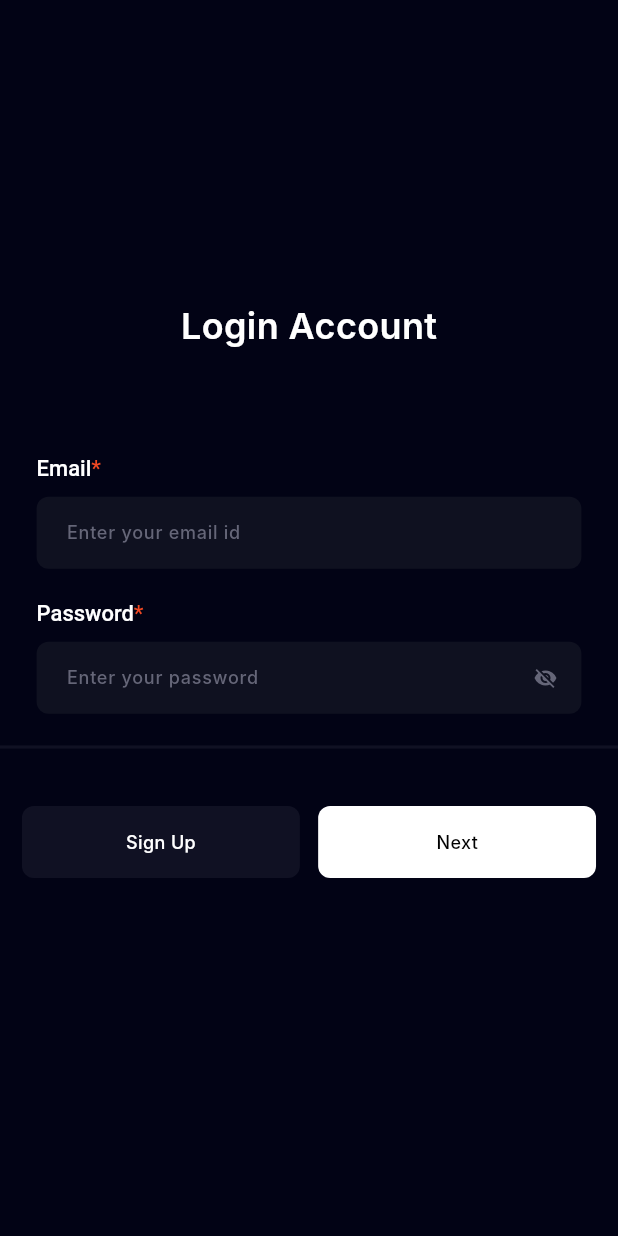
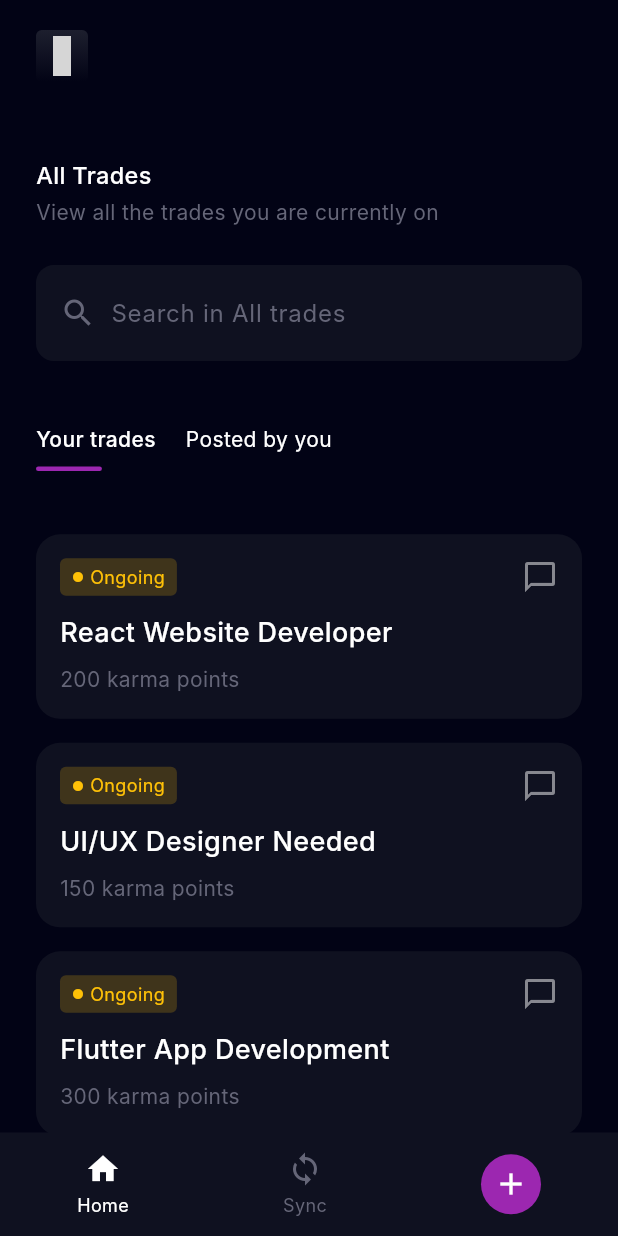
Before and after one commit to CookethOrg/Karma-Kart, a Flutter app: the screen it shows after launch, on a phone screen of 412 x 824 dp. Run offline on Flutter 3.47's test engine with Material 3 defaults, Android fonts, the phone set to English and light mode, and no system bars; our stand-ins replace flutter_dotenv, flutter_screenutil, image_picker, supabase_flutter; missing offline and left inert: dart:ffi, radix_icons; accounts and stored records are empty; Roboto replaces fonts that are missing (Inter); grey boxes are pictures that could not be loaded.

Commit message:
add: all trades page

```diff
--- a/lib/main.dart
+++ b/lib/main.dart
@@ -5,6 +5,7 @@ import 'package:karmakart/core/services/image_services.dart';
 import 'package:karmakart/core/services/supabase_service.dart';
 import 'package:karmakart/providers/authentication_provider.dart';
 import 'package:karmakart/providers/trade_provider.dart';
+import 'package:karmakart/screens/all_trades_page.dart';
 import 'package:karmakart/screens/auth_screens/bio_profile.dart';
 import 'package:karmakart/screens/auth_screens/log_in.dart';
 import 'package:karmakart/screens/auth_screens/skill_selection.dart';
@@ -71,7 +72,7 @@ class MyApp extends StatelessWidget {
         title: 'Karma Kart',
         theme: ThemeData(fontFamily: 'Inter'),
         debugShowCheckedModeBanner: false,
-        home: LogIn(),
+        home: AllTradesPage(),
         // home: RecommendedForYouPage(),
         // home: TradeCreationPage(),
         // home: LogIn(),
--- /dev/null
+++ b/lib/screens/all_trades_page.dart
@@ -0,0 +1,355 @@
+import 'package:flutter/material.dart';
+import 'package:karmakart/core/widgets/dashboard_search_bar.dart';
+import 'package:karmakart/core/widgets/drawers/dashboard_drawer.dart';
+import 'package:karmakart/core/widgets/trade_card.dart';
+import 'package:karmakart/providers/trade_provider.dart';
+import 'package:karmakart/providers/authentication_provider.dart';
+import 'package:karmakart/screens/create_trade.dart';
+import 'package:karmakart/screens/dashboard_page.dart';
+import 'package:provider/provider.dart';
+import 'package:radix_icons/radix_icons.dart';
+import 'package:flutter_screenutil/flutter_screenutil.dart';
+
+class AllTradesPage extends StatefulWidget {
+  const AllTradesPage({super.key});
+  @override
+  State<AllTradesPage> createState() => _AllTradesPageState();
+}
+
+class _AllTradesPageState extends State<AllTradesPage> {
+  final GlobalKey<ScaffoldState> _scaffoldKey = GlobalKey<ScaffoldState>();
+  int _selectedIndex = 0;
+  int _selectedTabIndex = 0; // To track which tab is selected
+
+  // Sample data for "Your trades" tab
+  final List<Map<String, String>> _yourTrades = [
+    {
+      'title': 'React Website Developer',
+      'points': '200 karma points',
+      'status': 'Ongoing',
+    },
+    {
+      'title': 'UI/UX Designer Needed',
+      'points': '150 karma points',
+      'status': 'Ongoing',
+    },
+    {
+      'title': 'Flutter App Development',
+      'points': '300 karma points',
+      'status': 'Ongoing',
+    },
+  ];
+
+  // Sample data for "Posted by you" tab
+  final List<Map<String, String>> _postedByYou = [
+    {
+      'title': 'Node.js Backend Developer',
+      'points': '250 karma points',
+      'status': 'Ongoing',
+    },
+    {
+      'title': 'Python Data Analysis',
+      'points': '180 karma points',
+      'status': 'Ongoing',
+    },
+  ];
+
+  @override
+  Widget build(BuildContext context) {
+    return Scaffold(
+      key: _scaffoldKey,
+      backgroundColor: Color(0xFF020315),
+      drawer: DashboardDrawer(),
+      body: SafeArea(
+        child: SingleChildScrollView(
+          child: Padding(
+            padding: const EdgeInsets.symmetric(horizontal: 24),
+            child: Column(
+              crossAxisAlignment: CrossAxisAlignment.start,
+              children: [
+                SizedBox(height: 20),
+                _buildTopBar(),
+                SizedBox(height: 24.h),
+                _buildHeader(),
+                SizedBox(height: 12.h),
+                _buildSearchBar(),
+                SizedBox(height: 20.h),
+                _buildTabs(),
+                SizedBox(height: 20.h),
+                _buildTradesList(),
+              ],
+            ),
+          ),
+        ),
+      ),
+      bottomNavigationBar: _buildBottomNavBar(),
+    );
+  }
+
+  Widget _buildHeader() {
+    return Column(
+      crossAxisAlignment: CrossAxisAlignment.start,
+      children: [
+        Text(
+          "All Trades",
+          style: TextStyle(
+            color: Colors.white,
+            fontSize: 32.sp,
+            fontWeight: FontWeight.w500,
+          ),
+        ),
+        SizedBox(height: 4),
+        Text(
+          "View all the trades you are currently on",
+          style: TextStyle(color: Color(0xFF656678), fontSize: 14),
+        ),
+      ],
+    );
+  }
+
+  Widget _buildSearchBar() {
+    return Container(
+      decoration: BoxDecoration(
+        color: Color(0xFF0F1120),
+        borderRadius: BorderRadius.circular(12),
+      ),
+      padding: EdgeInsets.symmetric(horizontal: 16, vertical: 8),
+      child: Row(
+        children: [
+          Icon(Icons.search, color: Color(0xFF656678)),
+          SizedBox(width: 10),
+          Expanded(
+            child: TextField(
+              style: TextStyle(color: Colors.white),
+              decoration: InputDecoration(
+                hintText: "Search in All trades",
+                hintStyle: TextStyle(color: Color(0xFF656678)),
+                border: InputBorder.none,
+                contentPadding: EdgeInsets.zero,
+              ),
+            ),
+          ),
+        ],
+      ),
+    );
+  }
+
+  Widget _buildTabs() {
+    return Row(
+      children: [
+        _buildTab("Your trades", 0),
+        SizedBox(width: 20),
+        _buildTab("Posted by you", 1),
+      ],
+    );
+  }
+
+  Widget _buildTab(String title, int index) {
+    bool isSelected = _selectedTabIndex == index;
+    return GestureDetector(
+      onTap: () {
+        setState(() {
+          _selectedTabIndex = index;
+        });
+      },
+      child: Column(
+        crossAxisAlignment: CrossAxisAlignment.start,
+        children: [
+          Text(
+            title,
+            style: TextStyle(
+              color: Colors.white,
+              fontWeight: isSelected ? FontWeight.w500 : FontWeight.normal,
+            ),
+          ),
+          SizedBox(height: 8),
+          Container(
+            height: 3,
+            width: 90.w,
+            decoration: BoxDecoration(
+              color: isSelected ? Colors.purple : Colors.transparent,
+              borderRadius: BorderRadius.circular(10),
+            ),
+          ),
+        ],
+      ),
+    );
+  }
+
+  Widget _buildTradeCard(Map<String, String> trade) {
+    return Container(
+      margin: EdgeInsets.only(bottom: 16),
+      decoration: BoxDecoration(
+        color: Color(0xFF0F1120),
+        borderRadius: BorderRadius.circular(16),
+      ),
+      child: Padding(
+        padding: EdgeInsets.all(16),
+        child: Column(
+          crossAxisAlignment: CrossAxisAlignment.start,
+          children: [
+            Row(
+              children: [
+                Container(
+                  padding: EdgeInsets.symmetric(horizontal: 8, vertical: 4),
+                  decoration: BoxDecoration(
+                    color: Colors.amber.withOpacity(0.2),
+                    borderRadius: BorderRadius.circular(4),
+                  ),
+                  child: Row(
+                    children: [
+                      Icon(Icons.circle, color: Colors.amber, size: 8),
+                      SizedBox(width: 4),
+                      Text(
+                        trade['status'] ?? "Ongoing",
+                        style: TextStyle(color: Colors.amber, fontSize: 12),
+                      ),
+                    ],
+                  ),
+                ),
+                Spacer(),
+                Icon(
+                  Icons.chat_bubble_outline,
+                  color: Colors.white.withOpacity(0.5),
+                ),
+              ],
+            ),
+            SizedBox(height: 12),
+            Text(
+              trade['title'] ?? "Trade Title",
+              style: TextStyle(
+                color: Colors.white,
+                fontSize: 18,
+                fontWeight: FontWeight.w500,
+              ),
+            ),
+            SizedBox(height: 8),
+            Text(
+              trade['points'] ?? "Karma points",
+              style: TextStyle(color: Color(0xFF656678), fontSize: 14),
+            ),
+          ],
+        ),
+      ),
+    );
+  }
+
+  Widget _buildTradesList() {
+    // Choose which data to display based on selected tab
+    final dataToDisplay = _selectedTabIndex == 0 ? _yourTrades : _postedByYou;
+
+    if (dataToDisplay.isEmpty) {
+      return Center(
+        child: Padding(
+          padding: EdgeInsets.only(top: 40.h),
+          child: Text(
+            "No trades available",
+            style: TextStyle(color: Colors.white, fontSize: 16),
+          ),
+        ),
+      );
+    }
+
+    return Column(
+      children: dataToDisplay.map((trade) => _buildTradeCard(trade)).toList(),
+    );
+  }
+
+  Widget _buildTopBar() {
+    return Row(
+      mainAxisAlignment: MainAxisAlignment.start,
+      children: [
+        GestureDetector(
+          onTap: () {
+            // Navigate back to DashboardPage
+            Navigator.of(context).pushReplacement(
+              MaterialPageRoute(builder: (context) => DashboardPage()),
+            );
+          },
+          child: Container(
+            decoration: BoxDecoration(
+              gradient: LinearGradient(
+                colors: [Color(0xff020315), Color(0xff1d1f2e)],
+                begin: Alignment.bottomCenter,
+                end: Alignment.topCenter,
+              ),
+              borderRadius: BorderRadius.circular(8.r),
+            ),
+            padding: EdgeInsets.all(8.w),
+            child: Icon(RadixIcons.Arrow_Left, color: Colors.white, size: 55.w),
+          ),
+        ),
+      ],
+    );
+  }
+
+  Widget _buildBottomNavBar() {
+    return Container(
+      color: Color(0xFF0F1120),
+      child: Padding(
+        padding: const EdgeInsets.symmetric(vertical: 12),
+        child: Row(
+          mainAxisAlignment: MainAxisAlignment.spaceAround,
+          children: [
+            _navBarItem(Icons.home, "Home", 0),
+            _navBarItem(Icons.sync, "Sync", 1),
+            _centerActionButton(),
+          ],
+        ),
+      ),
+    );
+  }
+
+  Widget _navBarItem(IconData icon, String label, int index) {
+    bool isSelected = _selectedIndex == index;
+    return GestureDetector(
+      onTap: () {
+        setState(() {
+          _selectedIndex = index;
+        });
+        _onNavItemTapped(index);
+      },
+      child: Column(
+        mainAxisSize: MainAxisSize.min,
+        children: [
+          Icon(icon, color: isSelected ? Colors.white : Color(0xFF656678)),
+          SizedBox(height: 4),
+          Text(
+            label,
+            style: TextStyle(
+              color: isSelected ? Colors.white : Color(0xFF656678),
+              fontSize: 12,
+            ),
+          ),
+        ],
+      ),
+    );
+  }
+
+  Widget _centerActionButton() {
+    return GestureDetector(
+      onTap: () {
+        Navigator.of(
+          context,
+        ).push(MaterialPageRoute(builder: (context) => TradeCreationPage()));
+      },
+      child: Container(
+        decoration: BoxDecoration(color: Colors.purple, shape: BoxShape.circle),
+        padding: const EdgeInsets.all(8.0),
+        child: Icon(Icons.add, color: Colors.white),
+      ),
+    );
+  }
+
+  void _onNavItemTapped(int index) {
+    // Handle navigation logic here
+    switch (index) {
+      case 0:
+        print("Navigating to Home");
+        break;
+      case 1:
+        print("Navigating to Sync");
+        break;
+    }
+  }
+}
```
